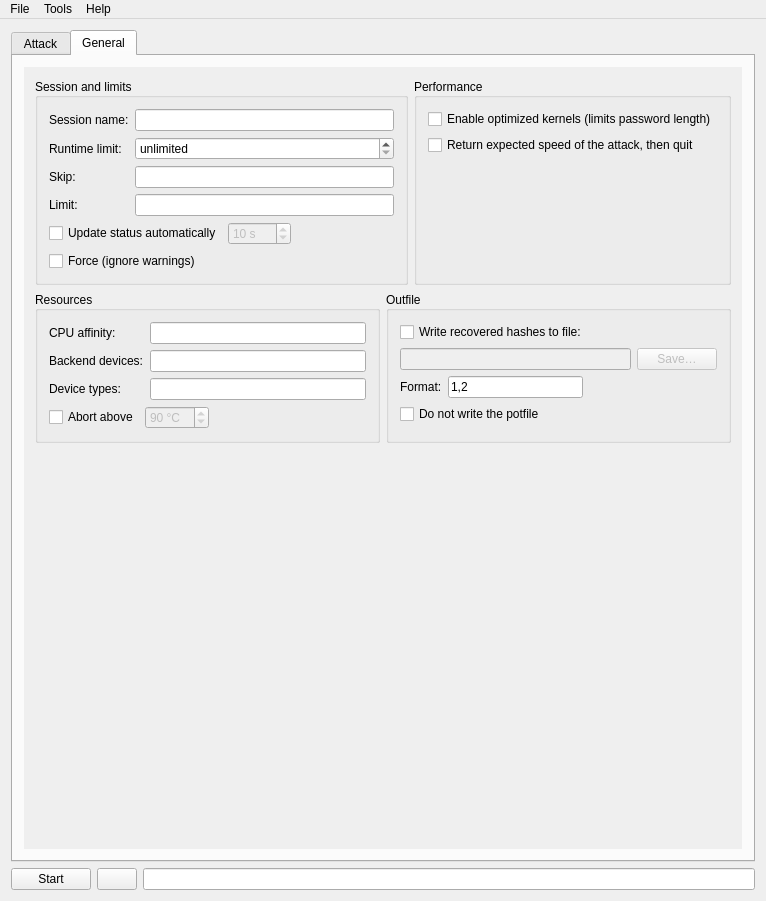
First picture: the form in src/mainwindow.ui, repository rgroesslinger/hashcat-gui, before the edit.
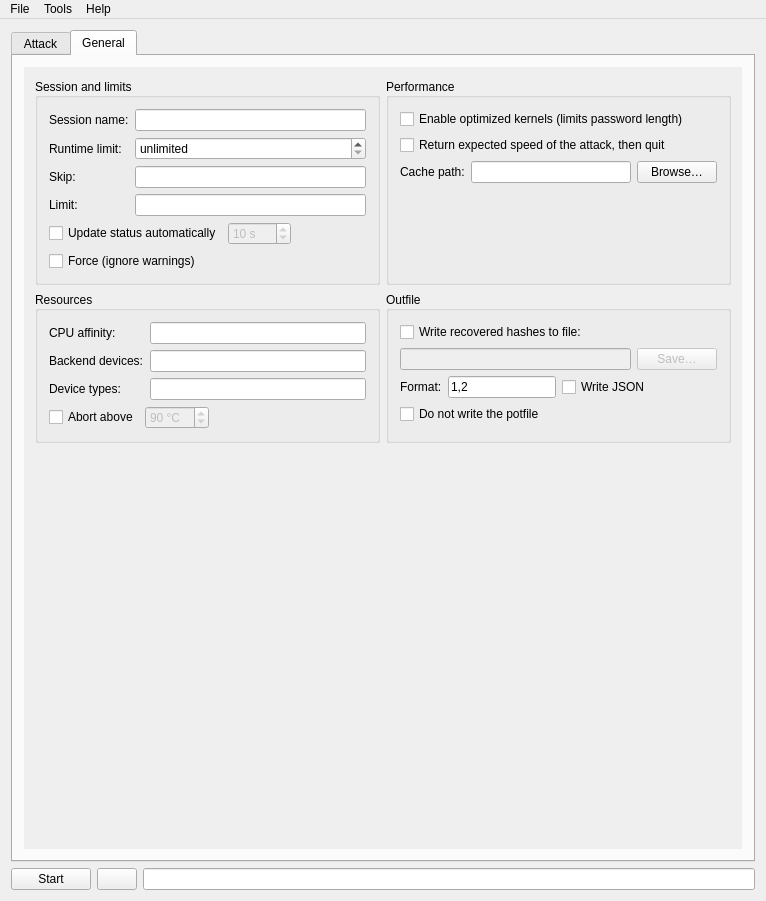
Second picture: the form after the edit. The open tabs and pages were chosen to show the change. Icons and pictures are not drawn.

Commit message:
Add the rules-concat, outfile-json and cache-path options
The join flag only travels with the -r files it joins, JSON replaces
the outfile format field instead of accompanying it, and the cache
path has to be an existing directory - the browse dialog only offers
those, so a failure there is a hand edit or a directory gone away.

What changed in the file:
```diff
--- a/src/mainwindow.ui
+++ b/src/mainwindow.ui
@@ -1814,6 +1814,34 @@
                    </property>
                   </widget>
                  </item>
+                 <item>
+                  <layout class="QHBoxLayout" name="horizontalLayout_cache_path">
+                   <item>
+                    <widget class="QLabel" name="label_cache_path">
+                     <property name="text">
+                      <string>Cache path:</string>
+                     </property>
+                    </widget>
+                   </item>
+                   <item>
+                    <widget class="QLineEdit" name="lineEdit_cache_path">
+                     <property name="toolTip">
+                      <string>Directory hashcat keeps its cache in. Must exist.</string>
+                     </property>
+                     <property name="text">
+                      <string/>
+                     </property>
+                    </widget>
+                   </item>
+                   <item>
+                    <widget class="QPushButton" name="pushButton_open_cache_path">
+                     <property name="text">
+                      <string>Browse…</string>
+                     </property>
+                    </widget>
+                   </item>
+                  </layout>
+                 </item>
                 </layout>
                </widget>
               </item>
@@ -2006,6 +2034,16 @@
                        </property>
                       </widget>
                      </item>
+                     <item>
+                      <widget class="QCheckBox" name="checkBox_outfile_json">
+                       <property name="toolTip">
+                        <string>Write the outfile as JSON. The outfile format is ignored.</string>
+                       </property>
+                       <property name="text">
+                        <string>Write JSON</string>
+                       </property>
+                      </widget>
+                     </item>
                      <item>
                       <spacer name="horizontalSpacer_12">
                        <property name="orientation">
```
Left out of the diff: 83 changed lines with no effect on the pictures. The commit also changes 11 other files.
